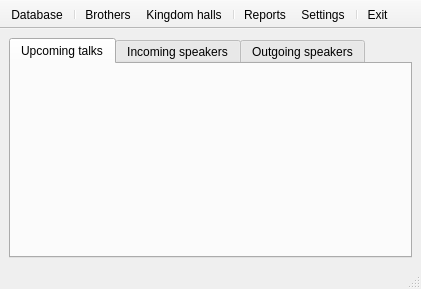
Above: gui/MainWindow.ui from JoelMon/pyTalkManager before the change. Below: the same form after it.
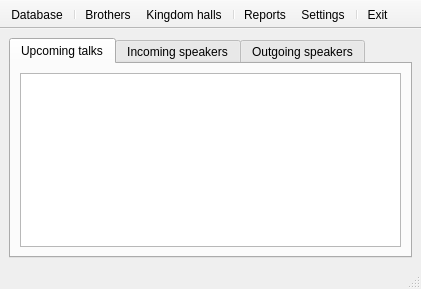
That is the form after the change. Icons and pictures are not drawn.

Commit message: Added Table Widget to MainWindow.ui

What changed in the file:
```diff
--- a/gui/MainWindow.ui
+++ b/gui/MainWindow.ui
@@ -24,6 +24,11 @@
        <attribute name="title">
         <string>Upcoming talks</string>
        </attribute>
+       <layout class="QGridLayout" name="gridLayout">
+        <item row="0" column="0">
+         <widget class="QTableWidget" name="table_upcoming_talks"/>
+        </item>
+       </layout>
       </widget>
       <widget class="QWidget" name="tab_2">
        <attribute name="title">
```
The commit also changes 1 other file.
